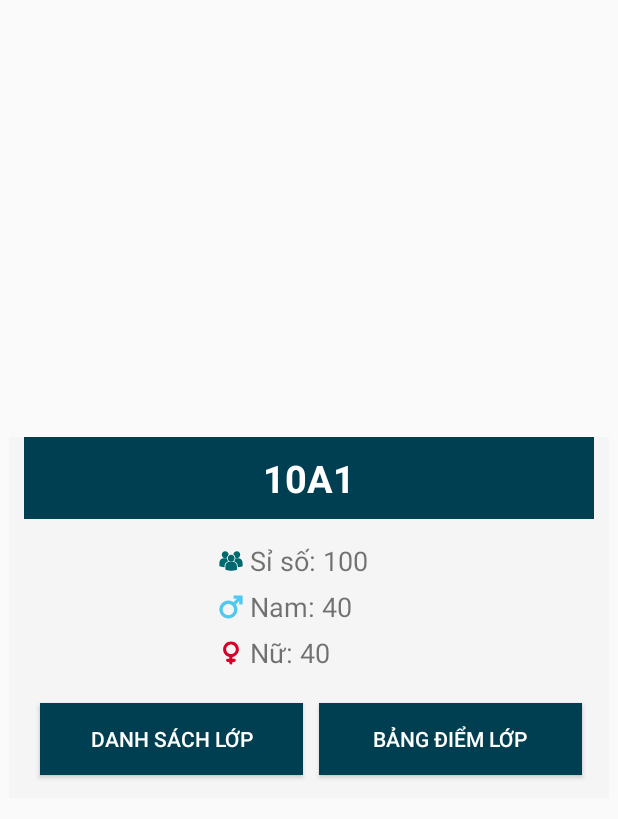
After one commit to TamLNM/IE209.J11_Project, an Android app: the layout item_class_detail.xml on its own in the app's theme, with its tools: preview values and no code run, on a phone screen of 412 x 824 dp. The commit adds this screen. Shown: the top 819 px of the screen. Run offline under Robolectric (Android 15) with nearby library versions, the phone set to English and light mode, and no system bars.

Commit message:
Create Class Child Dialog

```diff
--- a/app/build.gradle
+++ b/app/build.gradle
@@ -20,7 +20,7 @@ android {
 
 dependencies {
     implementation fileTree(include: ['*.jar'], dir: 'libs')
-     'com.android.support:appcompat-v7:28.0.0'
+     'com.android.support:appcompat-v7:28.0.0-alpha1'
     implementation 'com.android.support.constraint:constraint-layout:1.1.3'
     //Add start TamLNM
     implementation 'com.android.support:recyclerview-v7:28.0.0'
--- a/app/src/main/java/com/example/lenguyenminhtam/ie209j1_project/FaceAdapter.java
+++ b/app/src/main/java/com/example/lenguyenminhtam/ie209j1_project/FaceAdapter.java
@@ -1,5 +1,6 @@
 package com.example.lenguyenminhtam.ie209j1_project;
 
+import android.app.Dialog;
 import android.content.ClipData;
 import android.content.Context;
 import android.support.annotation.NonNull;
@@ -7,8 +8,11 @@ import android.support.v7.widget.RecyclerView;
 import android.view.LayoutInflater;
 import android.view.View;
 import android.view.ViewGroup;
+import android.widget.Button;
 import android.widget.TextView;
 import android.widget.Toast;
+
+import org.w3c.dom.Text;
 
 import java.util.List;
 
@@ -16,6 +20,8 @@ public class FaceAdapter extends RecyclerView.Adapter<FaceAdapter.ViewHolder>
 {
     private List<Face> mListFace;
     private Context    context;
+
+    Dialog myClassInfoDialog;
 
     // Constructer
     public FaceAdapter() {
@@ -40,13 +46,28 @@ public class FaceAdapter extends RecyclerView.Adapter<FaceAdapter.ViewHolder>
         viewHolder.tvTenLop.setText(face.getTenLop());
         viewHolder.tvSiSo.setText("" + face.getSiSo());
         viewHolder.tvSiSoNam.setText("" + face.getSiSoNam());
-        viewHolder.tvSiSoNu.setText(""+ face.getSiSoNu());
+        viewHolder.tvSiSoNu.setText("" + face.getSiSoNu());
+
+        // Init child dialog (detail class info)
+        myClassInfoDialog = new Dialog(context);
+        myClassInfoDialog.setContentView(R.layout.item_class_detail);
+
+        TextView tv_tenlop_detailscreen  = myClassInfoDialog.findViewById(R.id.tv_tenlop_detailscreen);
+        TextView tv_siso_detailscreen    = myClassInfoDialog.findViewById(R.id.tv_siso_detailscreen);
+        TextView tv_sisonam_detailscreen = myClassInfoDialog.findViewById(R.id.tv_sisonam_detailscreen);
+        TextView tv_sisonu_detailscreen  = myClassInfoDialog.findViewById(R.id.tv_sisonu_detailscreen);
+        tv_tenlop_detailscreen.setText(face.getTenLop());
+        tv_siso_detailscreen.setText("Sỉ số: "+ face.getSiSo());
+        tv_sisonam_detailscreen.setText("Nam: "+ face.getSiSoNam());
+        tv_sisonu_detailscreen.setText("Nữ: "+ face.getSiSoNu());
 
         // Set event reclycler view onClick()
         viewHolder.setItemClickListener(new ItemClickListener() {
             @Override
             public void onClick(View view, int position, boolean isLongClick) {
-                Toast.makeText(context, "ABC", Toast.LENGTH_SHORT).show();
+                myClassInfoDialog.show();
+
+                Button btnBangDiemLop = myClassInfoDialog.findViewById(R.id.btn_xembangdiem);
             }
         });
     }
--- a/app/src/main/java/com/example/lenguyenminhtam/ie209j1_project/MH_DanhSachLop.java
+++ b/app/src/main/java/com/example/lenguyenminhtam/ie209j1_project/MH_DanhSachLop.java
@@ -30,8 +30,7 @@ public class MH_DanhSachLop extends  AppCompatActivity {
     protected void onCreate(Bundle savedInstanceState) {
         super.onCreate(savedInstanceState);
         setContentView(R.layout.mh_danhsachlop);
-       initView();
-
+        initView();
     }
 
     private void initView ()
--- /dev/null
+++ b/app/src/main/java/com/example/lenguyenminhtam/ie209j1_project/OtherProcessing.java
@@ -0,0 +1,26 @@
+package com.example.lenguyenminhtam.ie209j1_project;
+
+import android.os.Bundle;
+import android.support.v7.app.AppCompatActivity;
+import android.view.View;
+import android.widget.Button;
+import android.widget.Toast;
+
+public class OtherProcessing extends AppCompatActivity {
+
+    Button btn_BangDiemLop;
+
+    protected void onCreate(Bundle savedInstanceState) {
+        super.onCreate(savedInstanceState);
+        setContentView(R.layout.item_class_detail);
+
+        btn_BangDiemLop = findViewById(R.id.btn_bangdiemlop);
+        btn_BangDiemLop.setOnClickListener(new View.OnClickListener() {
+            @Override
+            public void onClick(View v) {
+                // Do nothing
+            }
+        });
+    }
+
+}
--- /dev/null
+++ b/app/src/main/res/layout/item_class_detail.xml
@@ -0,0 +1,97 @@
+<?xml version="1.0" encoding="utf-8"?>
+<RelativeLayout
+    xmlns:android="http://schemas.android.com/apk/res/android"
+    android:layout_width="400dp"
+    android:layout_height="wrap_content"
+    android:layout_gravity="center">
+
+    <LinearLayout
+        android:layout_width="match_parent"
+        android:layout_height="wrap_content"
+        android:background="#f5f5f5"
+        android:gravity="center_horizontal"
+        android:paddingLeft="10dp"
+        android:paddingRight="10dp"
+        android:paddingBottom="10dp"
+        android:orientation="vertical">
+
+        <TextView
+            android:id="@+id/tv_tenlop_detailscreen"
+            android:layout_width="match_parent"
+            android:layout_height="wrap_content"
+            android:gravity="center"
+            android:text="10A1"
+            android:textStyle="bold"
+            android:layout_marginTop="0dp"
+            android:paddingTop="10dp"
+            android:paddingBottom="10dp"
+            android:background="#003e52"
+            android:textColor="#ffffff"
+            android:textSize="25dp"/>
+
+        <TextView
+            android:id="@+id/tv_siso_detailscreen"
+            android:layout_width="wrap_content"
+            android:layout_height="wrap_content"
+            android:drawableLeft="@drawable/ic_siso"
+            android:textSize="18dp"
+            android:paddingTop="15dp"
+            android:paddingBottom="5dp"
+            android:layout_gravity="left"
+            android:paddingLeft="125dp"
+            android:text="Sỉ số: 100"/>
+
+        <TextView
+            android:id="@+id/tv_sisonam_detailscreen"
+            android:layout_width="wrap_content"
+            android:layout_height="wrap_content"
+            android:drawableLeft="@drawable/ic_sisonam"
+            android:textSize="18dp"
+            android:paddingBottom="5dp"
+            android:layout_gravity="left"
+            android:paddingLeft="125dp"
+            android:text="Nam: 40"/>
+
+        <TextView
+            android:id="@+id/tv_sisonu_detailscreen"
+            android:layout_width="wrap_content"
+            android:layout_height="wrap_content"
+            android:drawableLeft="@drawable/ic_sisonu"
+            android:textSize="18dp"
+            android:paddingBottom="15dp"
+            android:layout_gravity="left"
+            android:paddingLeft="125dp"
+            android:text="Nữ: 40"/>
+
+        <LinearLayout
+            android:layout_width="match_parent"
+            android:layout_height="wrap_content"
+            android:orientation="horizontal"
+            android:layout_marginLeft="5dp"
+            android:layout_marginRight="5dp">
+
+            <Button
+                android:id="@+id/btn_danhsachlop"
+                android:layout_width="175dp"
+                android:layout_height="wrap_content"
+                android:layout_margin="5dp"
+                android:background="#003e52"
+                android:textColor="#ffffff"
+                android:text="DANH SÁCH LỚP"/>
+
+            <Button
+                android:id="@+id/btn_bangdiemlop"
+                android:layout_width="175dp"
+                android:layout_height="wrap_content"
+                android:layout_margin="5dp"
+                android:textAlignment="center"
+                android:background="#003e52"
+                android:textColor="#ffffff"
+                android:text="Bảng điểm lớp"/>
+
+        </LinearLayout>
+
+
+    </LinearLayout>
+
+</RelativeLayout>
--- a/app/src/main/res/layout/item_classdetail.xml
+++ /dev/null
@@ -1,11 +0,0 @@
-<?xml version="1.0" encoding="utf-8"?>
-<LinearLayout
-    xmlns:android="http://schemas.android.com/apk/res/android" android:layout_width="match_parent"
-    android:layout_height="match_parent">
-
-    <TextView
-        android:layout_width="wrap_content"
-        android:layout_height="wrap_content"
-        android:text="ABC"/>
-
-</LinearLayout>
--- a/app/src/main/res/values/styles.xml
+++ b/app/src/main/res/values/styles.xml
@@ -1,7 +1,7 @@
 <resources>
 
     <!-- Base application theme. -->
-    <style name="AppTheme" parent="Theme.AppCompat.Light.DarkActionBar">
+    <style name="AppTheme" parent="Theme.AppCompat.Light.NoActionBar">
         <!-- Customize your theme here. -->
         <item name="colorPrimary">@color/colorPrimary</item>
         <item name="colorPrimaryDark">@color/colorPrimaryDark</item>
```
